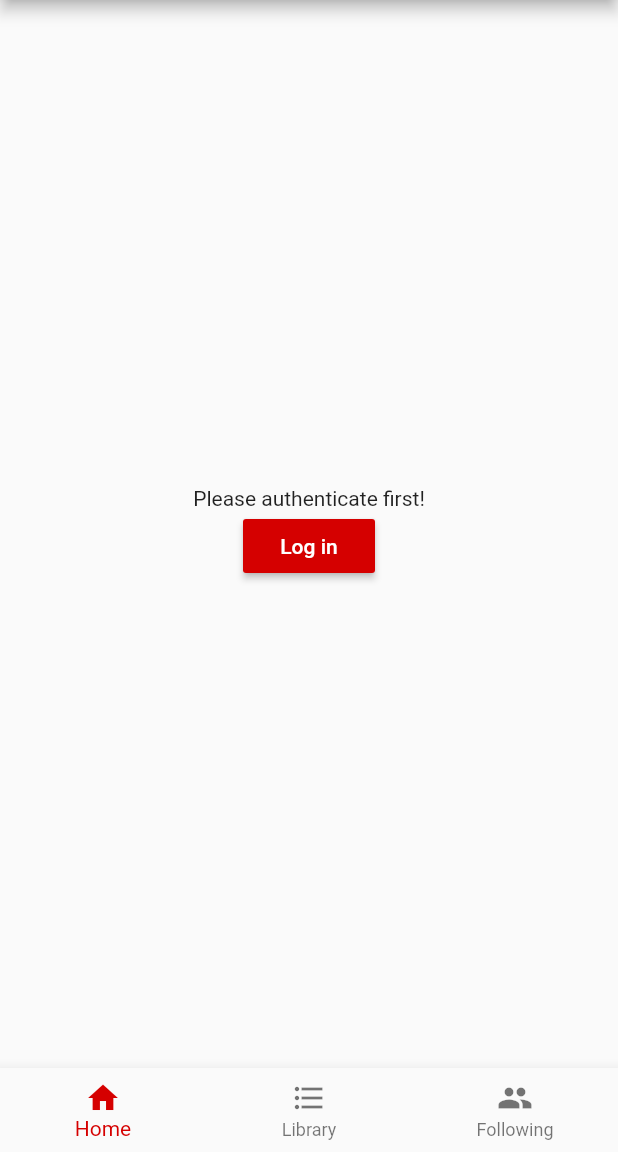
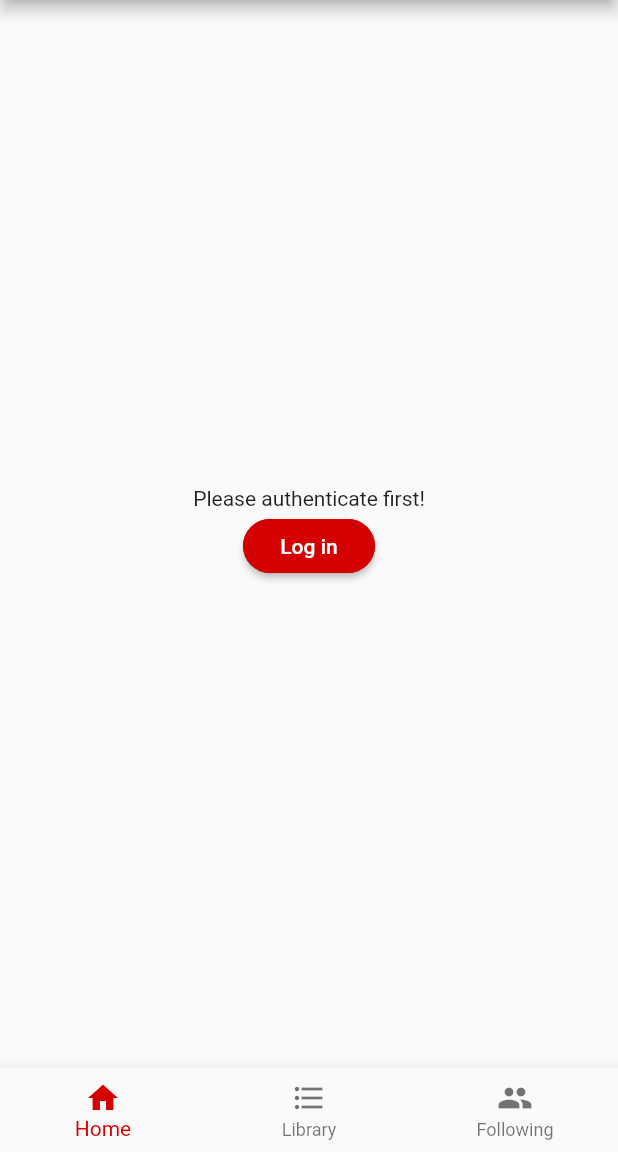
Before and after one commit to daanvissers/lastfm-browser, a Flutter app: the screen it shows after launch, on a phone screen of 412 x 824 dp, the part 84-1236 px from its top. Run offline on Flutter 3.47's test engine with Material 2 defaults, Android fonts, the phone set to English and light mode, and no system bars; missing offline and left inert: flutter_web_auth.

```diff
--- a/lib/home_widget.dart
+++ b/lib/home_widget.dart
@@ -28,6 +28,10 @@ class HomeWidgetState extends State<HomeWidget> {
                 color: Color.fromRGBO(213, 0, 0, 1),
                 textColor: Colors.white,
                 child: Text("Log in"),
+                shape: RoundedRectangleBorder(
+                    borderRadius: new BorderRadius.circular(18.0),
+                    side: BorderSide(color: Color.fromRGBO(213, 0, 0, 1))
+                ),
                 onPressed: _requestToken)
             : new Container(),
       ],
```
